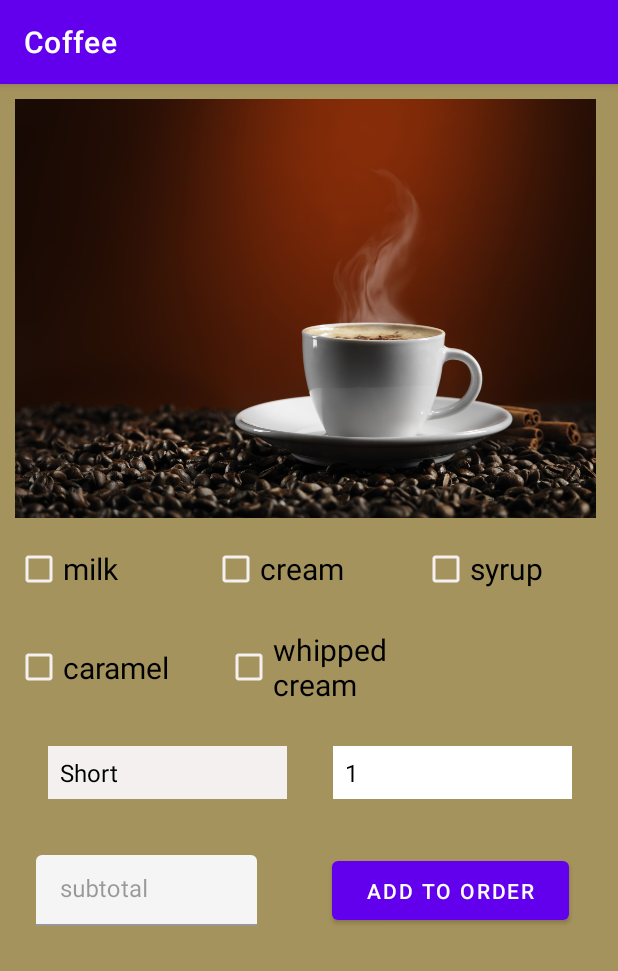
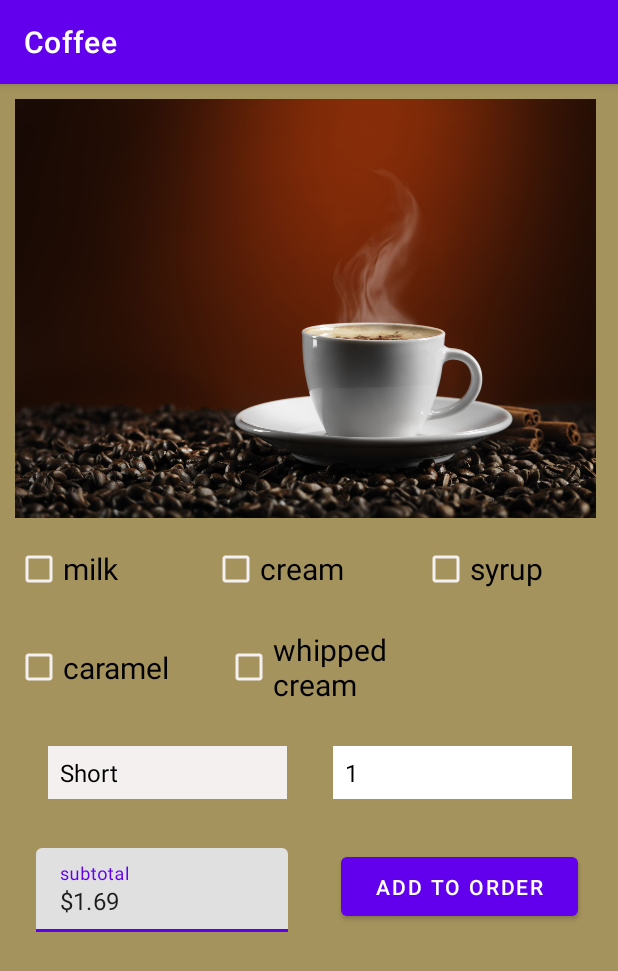
Before and after one commit to mattglennc/213-project5-Stanley-and-Matthew, an Android app: the OrderCoffee screen opened directly, with no data from a screen before it, on a phone screen of 412 x 824 dp. Shown: the top 971 px of the screen. Run offline under Robolectric (Android 15) with nearby library versions, the phone set to English and light mode, and no system bars.

Commit message:
Coffee subtotal now updates in time with selections.

```diff
--- a/app/src/main/java/com/example/a213_project5_stanley_and_matthew/OrderCoffee.java
+++ b/app/src/main/java/com/example/a213_project5_stanley_and_matthew/OrderCoffee.java
@@ -4,13 +4,17 @@ import android.app.AlertDialog;
 import android.content.DialogInterface;
 import android.os.Bundle;
 import android.view.View;
+import android.widget.AdapterView;
 import android.widget.ArrayAdapter;
 import android.widget.Button;
 import android.widget.CheckBox;
+import android.widget.CompoundButton;
 import android.widget.Spinner;
 import android.widget.Toast;
 
 import androidx.appcompat.app.AppCompatActivity;
+
+import com.google.android.material.textfield.TextInputEditText;
 
 public class OrderCoffee extends AppCompatActivity {
 
@@ -26,11 +30,19 @@ public class OrderCoffee extends AppCompatActivity {
     private ArrayAdapter<String> adapterSize;
     private ArrayAdapter<String> adapterQuant;
     private Button orderCoffeeButton;
+    private TextInputEditText subtotalCoffee;
+    private Coffee tempCoffee;
+
 
     @Override
     protected void onCreate(Bundle savedInstanceState) {
         super.onCreate(savedInstanceState);
         setContentView(R.layout.activity_coffee);
+        milkBox = findViewById(R.id.milkBox);
+        creamBox = findViewById(R.id.creamBox);
+        syrupBox = findViewById(R.id.syrupBox);
+        caramelBox = findViewById(R.id.caramelBox);
+        wcBox = findViewById(R.id.wcBox);
         orderCoffeeButton = findViewById(R.id.orderCoffeeButton);
         quantSelect = findViewById(R.id.quantCoffeeSelect);
         quantities = getResources().getStringArray(R.array.quantities);
@@ -40,6 +52,11 @@ public class OrderCoffee extends AppCompatActivity {
         sizes = getResources().getStringArray(R.array.sizes);
         adapterSize = new ArrayAdapter<String>(this, androidx.appcompat.R.layout.support_simple_spinner_dropdown_item, sizes);
         sizeSelect.setAdapter(adapterSize);
+        tempCoffee = new Coffee(1,sizeSelect.getSelectedItem().toString());
+        subtotalCoffee = findViewById(R.id.subtotalCoffee);
+        String price = String.format("%.2f",tempCoffee.getTotalPrice());
+        price =getResources().getString(R.string.dollarSign) + price;
+        subtotalCoffee.setText(price);
 
         orderCoffeeButton.setOnClickListener(new View.OnClickListener() {
             @Override
@@ -65,5 +82,106 @@ public class OrderCoffee extends AppCompatActivity {
             }
         });
 
+        quantSelect.setOnItemSelectedListener(new AdapterView.OnItemSelectedListener() {
+            @Override
+            public void onItemSelected(AdapterView<?> adapterView, View view, int i, long l) {
+                int quantity = Integer.parseInt(adapterView.getSelectedItem().toString());
+                tempCoffee.update(quantity - tempCoffee.getQuantity());
+                String newPrice = getResources().getString(R.string.dollarSign) + String.format("%.2f",tempCoffee.itemPrice());
+                subtotalCoffee.setText(newPrice);
+            }
+
+            @Override
+            public void onNothingSelected(AdapterView<?> adapterView) {
+                subtotalCoffee.setText("");
+            }
+        });
+
+        sizeSelect.setOnItemSelectedListener(new AdapterView.OnItemSelectedListener() {
+            @Override
+            public void onItemSelected(AdapterView<?> adapterView, View view, int i, long l) {
+                String size = adapterView.getSelectedItem().toString();
+                tempCoffee.setSize(size);
+                String newPrice = getResources().getString(R.string.dollarSign) + String.format("%.2f",tempCoffee.itemPrice());
+                subtotalCoffee.setText(newPrice);
+
+            }
+
+            @Override
+            public void onNothingSelected(AdapterView<?> adapterView) {
+                subtotalCoffee.setText("");
+            }
+        });
+
+        milkBox.setOnCheckedChangeListener(new CompoundButton.OnCheckedChangeListener() {
+            @Override
+            public void onCheckedChanged(CompoundButton compoundButton, boolean b) {
+                boolean milkChecked = compoundButton.isChecked();
+                if(milkChecked){
+                    tempCoffee.add("milk");
+                } else{
+                    tempCoffee.remove("milk");
+                }
+                String newPrice = getResources().getString(R.string.dollarSign) + String.format("%.2f",tempCoffee.itemPrice());
+                subtotalCoffee.setText(newPrice);
+            }
+        });
+
+        creamBox.setOnCheckedChangeListener(new CompoundButton.OnCheckedChangeListener() {
+            @Override
+            public void onCheckedChanged(CompoundButton compoundButton, boolean b) {
+                boolean creamChecked = compoundButton.isChecked();
+                if(creamChecked){
+                    tempCoffee.add("cream");
+                } else{
+                    tempCoffee.remove("cream");
+                }
+                String newPrice = getResources().getString(R.string.dollarSign) + String.format("%.2f",tempCoffee.itemPrice());
+                subtotalCoffee.setText(newPrice);
+            }
+        });
+
+        syrupBox.setOnCheckedChangeListener(new CompoundButton.OnCheckedChangeListener() {
+            @Override
+            public void onCheckedChanged(CompoundButton compoundButton, boolean b) {
+                boolean syrupChecked = compoundButton.isChecked();
+                if(syrupChecked){
+                    tempCoffee.add("syrup");
+                } else{
+                    tempCoffee.remove("syrup");
+                }
+                String newPrice = getResources().getString(R.string.dollarSign) + String.format("%.2f",tempCoffee.itemPrice());
+                subtotalCoffee.setText(newPrice);
+            }
+        });
+
+        caramelBox.setOnCheckedChangeListener(new CompoundButton.OnCheckedChangeListener() {
+            @Override
+            public void onCheckedChanged(CompoundButton compoundButton, boolean b) {
+                boolean caramelChecked = compoundButton.isChecked();
+                if(caramelChecked){
+                    tempCoffee.add("caramel");
+                } else{
+                    tempCoffee.remove("caramel");
+                }
+                String newPrice = getResources().getString(R.string.dollarSign) + String.format("%.2f",tempCoffee.itemPrice());
+                subtotalCoffee.setText(newPrice);
+            }
+        });
+
+        wcBox.setOnCheckedChangeListener(new CompoundButton.OnCheckedChangeListener() {
+            @Override
+            public void onCheckedChanged(CompoundButton compoundButton, boolean b) {
+                boolean wcChecked = compoundButton.isChecked();
+                if(wcChecked){
+                    tempCoffee.add("whipped cream");
+                } else{
+                    tempCoffee.remove("whipped cream");
+                }
+                String newPrice = getResources().getString(R.string.dollarSign) + String.format("%.2f",tempCoffee.itemPrice());
+                subtotalCoffee.setText(newPrice);
+            }
+        });
+
     }
 }
--- a/app/src/main/res/layout/activity_coffee.xml
+++ b/app/src/main/res/layout/activity_coffee.xml
@@ -118,10 +118,9 @@
 
             <com.google.android.material.textfield.TextInputLayout
                 android:id="@+id/textInputLayout"
-                android:layout_width="147dp"
-                android:layout_height="47dp"
+                android:layout_width="168dp"
+                android:layout_height="57dp"
                 android:layout_marginStart="24dp"
-                android:enabled="false"
                 app:layout_constraintBottom_toBottomOf="parent"
                 app:layout_constraintStart_toStartOf="parent"
                 app:layout_constraintTop_toTopOf="parent">
@@ -130,6 +129,7 @@
                     android:id="@+id/subtotalCoffee"
                     android:layout_width="match_parent"
                     android:layout_height="wrap_content"
+                    android:editable="false"
                     android:hint="subtotal" />
             </com.google.android.material.textfield.TextInputLayout>
 
@@ -137,13 +137,13 @@
                 android:id="@+id/orderCoffeeButton"
                 android:layout_width="158dp"
                 android:layout_height="51dp"
-                android:layout_marginStart="50dp"
                 android:text="Add to Order"
                 app:layout_constraintBottom_toBottomOf="parent"
                 app:layout_constraintEnd_toEndOf="parent"
-                app:layout_constraintHorizontal_bias="0.0"
+                app:layout_constraintHorizontal_bias="0.573"
                 app:layout_constraintStart_toEndOf="@+id/textInputLayout"
-                app:layout_constraintTop_toTopOf="parent" />
+                app:layout_constraintTop_toTopOf="parent"
+                app:layout_constraintVertical_bias="0.45" />
         </androidx.constraintlayout.widget.ConstraintLayout>
     </TableRow>
 
```
Also changed, not shown: app/src/main/java/com/example/a213_project5_stanley_and_matthew/Coffee.java (+5 -4 lines).
